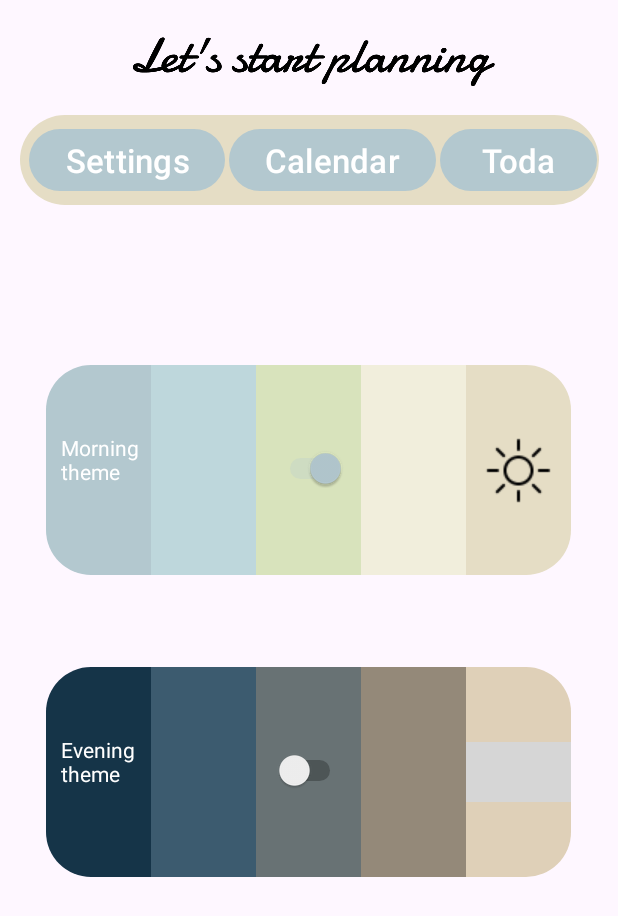
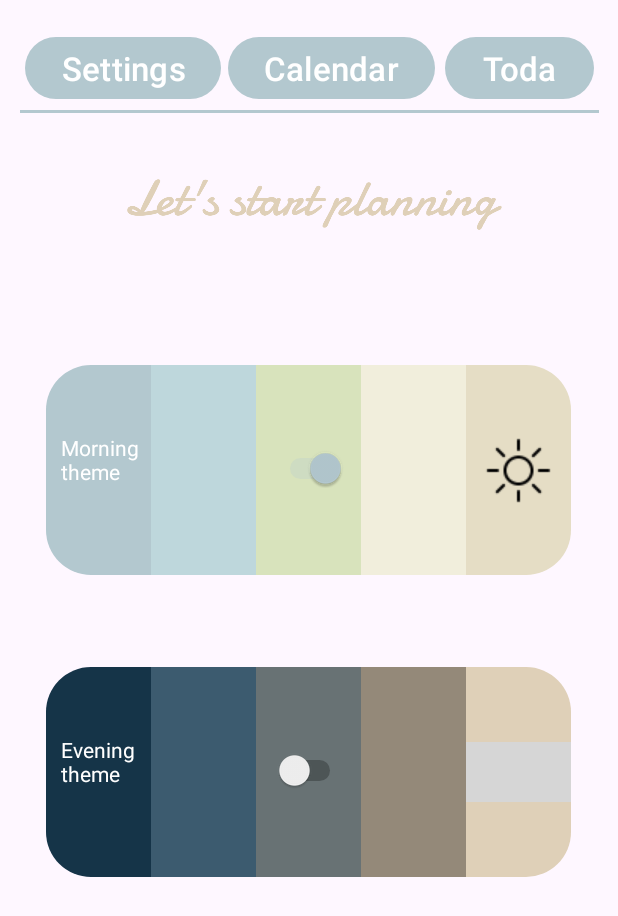
Before and after one commit to AazAlena/veb_timetable, an Android app: the screen it shows after launch (MainActivity), on a phone screen of 412 x 824 dp. Shown: the top 916 px of the screen. Run offline under Robolectric (Android 15) with nearby library versions, the phone set to English and light mode, and no system bars; grey boxes are pictures that could not be loaded.

Commit message:
problem with Week

```diff
--- a/app/src/main/res/drawable/for_header.xml
+++ b/app/src/main/res/drawable/for_header.xml
@@ -1,11 +1,19 @@
 <?xml version="1.0" encoding="utf-8"?>
 
-<shape xmlns:android="http://schemas.android.com/apk/res/android"
-    android:shape="rectangle" >
 
-    <corners
-        android:radius="30dp"/>
-    <solid
-        android:color="#E5DDC5" />
+<layer-list xmlns:android="http://schemas.android.com/apk/res/android" >
 
-</shape>
+        <item
+            android:left="-5dp"
+            android:right="-5dp"
+            android:top="-5dp">
+                <shape android:shape="rectangle" >
+<!--                        <solid android:color="@color/white" />-->
+
+                        <stroke
+                            android:width="2dp"
+                            android:color="@color/sun_1" />
+                </shape>
+        </item>
+
+</layer-list>
--- a/app/src/main/res/layout/activity_main.xml
+++ b/app/src/main/res/layout/activity_main.xml
@@ -12,23 +12,22 @@
         android:layout_width="386dp"
         android:layout_height="60dp"
         android:background="@drawable/for_header"
-        app:layout_constraintHorizontal_bias="0.50"
-        app:layout_constraintVertical_bias="0.100"
-
         android:orientation="horizontal"
         app:layout_constraintBottom_toBottomOf="parent"
+
         app:layout_constraintEnd_toEndOf="parent"
+        app:layout_constraintHorizontal_bias="0.50"
         app:layout_constraintStart_toStartOf="parent"
         app:layout_constraintTop_toTopOf="parent"
-        >
+        app:layout_constraintVertical_bias="0.020">
 
         <Button
             android:id="@+id/btn1"
             android:layout_width="wrap_content"
             android:layout_height="wrap_content"
-            android:layout_marginLeft="6dp"
+            android:layout_marginVertical="5dp"
+            android:layout_marginLeft="3dp"
             android:layout_marginRight="1dp"
-            android:layout_marginVertical="5dp"
 
             android:text="Settings"
 
@@ -47,7 +46,7 @@
             android:id="@+id/btn2"
             android:layout_width="wrap_content"
             android:layout_height="wrap_content"
-            android:layout_marginHorizontal="1dp"
+            android:layout_marginHorizontal="3dp"
             android:layout_marginVertical="5dp"
 
             android:text="Calendar"
@@ -67,7 +66,7 @@
             android:id="@+id/btn3"
             android:layout_width="wrap_content"
             android:layout_height="wrap_content"
-            android:layout_marginHorizontal="1dp"
+            android:layout_marginHorizontal="3dp"
             android:layout_marginVertical="5dp"
 
             android:text="Today"
@@ -86,7 +85,7 @@
             android:id="@+id/btn4"
             android:layout_width="wrap_content"
             android:layout_height="wrap_content"
-            android:layout_marginHorizontal="1dp"
+            android:layout_marginHorizontal="3dp"
             android:layout_marginVertical="5dp"
 
             android:text="Week"
@@ -102,19 +101,18 @@
             app:layout_constraintVertical_bias="0.033" />
     </LinearLayout>
 
-
     <ImageView
         android:id="@+id/imageViewLetsStart"
-        android:layout_width="403dp"
-        android:layout_height="110dp"
+        android:layout_width="417dp"
+        android:layout_height="109dp"
         android:layout_weight="1"
         app:layout_constraintBottom_toTopOf="@+id/linearLayoutMorning"
         app:layout_constraintEnd_toEndOf="parent"
-        app:layout_constraintVertical_bias="0.00"
 
         app:layout_constraintStart_toStartOf="parent"
         app:layout_constraintTop_toTopOf="parent"
-        app:srcCompat="@drawable/letsstartplanning" />
+        app:layout_constraintVertical_bias="0.715"
+        app:srcCompat="@drawable/letsstartplanning2" />
 
     <LinearLayout
         android:id="@+id/linearLayoutMorning"
--- a/app/src/main/res/layout/today.xml
+++ b/app/src/main/res/layout/today.xml
@@ -41,7 +41,7 @@
             android:id="@+id/btn1_today"
             android:layout_width="wrap_content"
             android:layout_height="wrap_content"
-            android:layout_marginLeft="5dp"
+            android:layout_marginLeft="3dp"
             android:layout_marginRight="1dp"
             android:layout_marginVertical="5dp"
             android:text="Settings"
@@ -88,9 +88,9 @@
             android:layout_marginVertical="5dp"
 
             android:text="Today"
-
             android:textColor="@color/white"
             android:textSize="33px"
+
 
             app:layout_constraintBottom_toBottomOf="parent"
             app:layout_constraintEnd_toEndOf="parent"
--- a/app/src/main/res/layout/week.xml
+++ b/app/src/main/res/layout/week.xml
@@ -11,7 +11,7 @@
         android:layout_width="386dp"
         android:layout_height="60dp"
         android:background="@drawable/for_header"
-        app:layout_constraintHorizontal_bias="0.75"
+        app:layout_constraintHorizontal_bias="0.50"
         app:layout_constraintVertical_bias="0.020"
 
         android:orientation="horizontal"
@@ -25,7 +25,7 @@
             android:id="@+id/btn1_week"
             android:layout_width="wrap_content"
             android:layout_height="wrap_content"
-            android:layout_marginLeft="5dp"
+            android:layout_marginLeft="3dp"
             android:layout_marginRight="1dp"
             android:layout_marginVertical="5dp"
 
--- a/app/src/main/res/values/colors.xml
+++ b/app/src/main/res/values/colors.xml
@@ -1,10 +1,6 @@
 <?xml version="1.0" encoding="utf-8"?>
 <resources>
-    <color name="purple_200">#B3C8CF</color>
-    <color name="purple_500">#0F9D58</color>
-    <color name="purple_700">#0F9D58</color>
-    <color name="teal_200">#0F9D58</color>
-    <color name="teal_700">#FF018786</color>
+
     <color name="black">#FF000000</color>
     <color name="white">#FFFFFFFF</color>
 
```
Also changed, not shown: app/src/main/java/com/example/calendar/MainActivity.java (+8 -7 lines), app/src/main/java/com/example/calendar/Today.java (+18 -15 lines), app/src/main/java/com/example/calendar/Week.java (+27 -11 lines), app/src/main/res/drawable/button_border.xml (added, +13 -0 lines), app/src/main/res/values/themes.xml (+1 -7 lines), app/src/main/res/drawable/letsstartplanning2.png (added).
